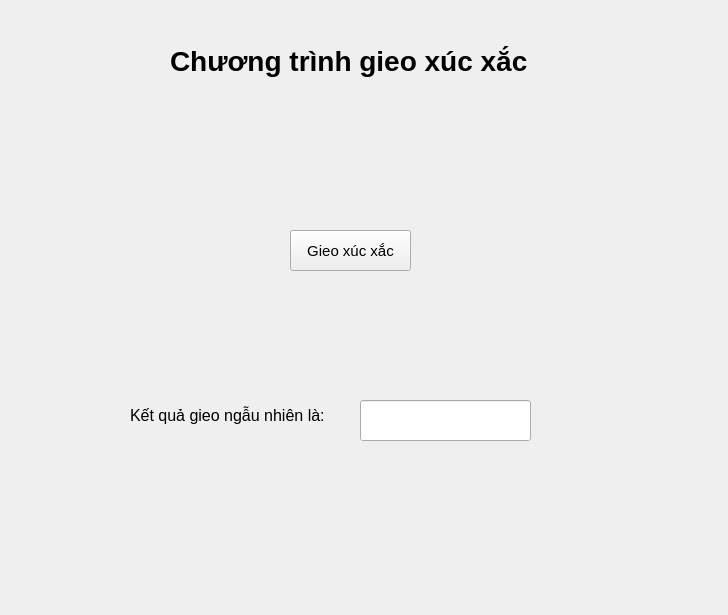
The window that giaodien.ui (Des1r3d/ProjectNhom) describes before a commit, drawn with Qt 5.
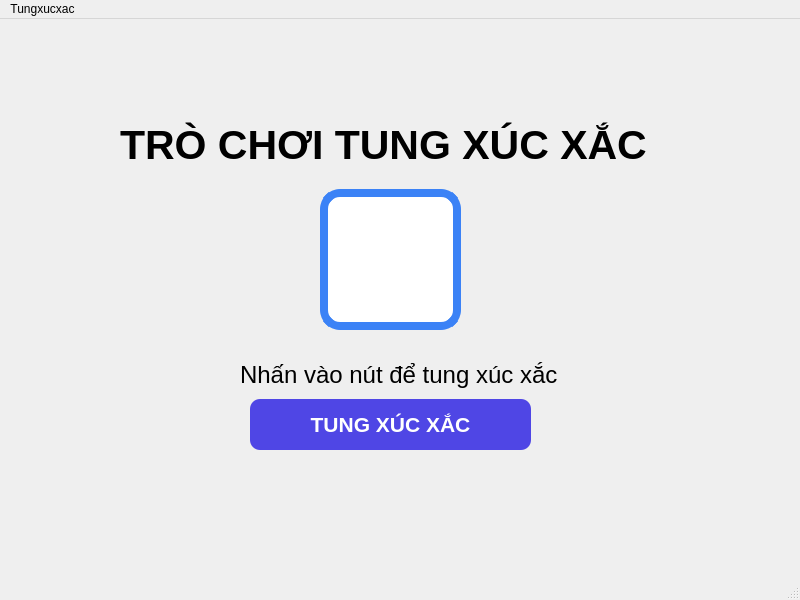
The same window after the commit.

Patch:
```diff
--- a/giaodien.ui
+++ b/giaodien.ui
@@ -1,92 +1,144 @@
 <?xml version="1.0" encoding="UTF-8"?>
 <ui version="4.0">
- <class>Form</class>
- <widget class="QWidget" name="Form">
+ <class>MainWindow</class>
+ <widget class="QMainWindow" name="MainWindow">
   <property name="geometry">
    <rect>
     <x>0</x>
     <y>0</y>
-    <width>728</width>
-    <height>615</height>
+    <width>800</width>
+    <height>600</height>
    </rect>
   </property>
   <property name="windowTitle">
    <string>Form</string>
   </property>
-  <widget class="QLabel" name="label">
+  <widget class="QWidget" name="centralwidget">
+   <widget class="QLabel" name="label2">
    <property name="geometry">
     <rect>
-     <x>170</x>
-     <y>40</y>
-     <width>461</width>
-     <height>41</height>
+      <x>240</x>
+      <y>340</y>
+      <width>331</width>
+      <height>31</height>
     </rect>
    </property>
    <property name="font">
     <font>
-     <pointsize>21</pointsize>
+      <family>Arial</family>
+      <pointsize>18</pointsize>
+     </font>
+    </property>
+    <property name="text">
+     <string>Nhấn vào nút để tung xúc xắc</string>
+    </property>
+   </widget>
+   <widget class="QLabel" name="label_2">
+    <property name="geometry">
+     <rect>
+      <x>120</x>
+      <y>90</y>
+      <width>551</width>
+      <height>71</height>
+     </rect>
+    </property>
+    <property name="font">
+     <font>
+      <pointsize>31</pointsize>
      <weight>75</weight>
      <bold>true</bold>
     </font>
    </property>
+    <property name="styleSheet">
+     <string notr="true">font-weight: bold</string>
+    </property>
    <property name="text">
-    <string>Chương trình gieo xúc xắc</string>
-   </property>
-  </widget>
-  <widget class="QPushButton" name="pbtgieo">
+     <string>TRÒ CHƠI TUNG XÚC XẮC</string>
+    </property>
+   </widget>
+   <widget class="QLabel" name="number">
    <property name="geometry">
     <rect>
-     <x>290</x>
-     <y>230</y>
-     <width>121</width>
-     <height>41</height>
-    </rect>
-   </property>
-   <property name="font">
-    <font>
-     <pointsize>11</pointsize>
-    </font>
-   </property>
-   <property name="toolTip">
-    <string>Nhấn để gieo</string>
-   </property>
+      <x>320</x>
+      <y>170</y>
+      <width>141</width>
+      <height>141</height>
+     </rect>
+    </property>
+    <property name="styleSheet">
+     <string notr="true"> background-color: #FFFFFF;
+    border: 8px solid #3B82F6;
+    border-radius: 20px;
+    text-align: center;
+    font-size: 25pt;
+    font-weight: bold; 
+    color: #3B82F6;</string>
+    </property>
+    <property name="text">
+     <string/>
+    </property>
+   </widget>
+   <widget class="QPushButton" name="push">
+    <property name="geometry">
+     <rect>
+      <x>250</x>
+      <y>380</y>
+      <width>281</width>
+      <height>51</height>
+     </rect>
+    </property>
+    <property name="styleSheet">
+     <string notr="true">
+    background-color: #4F46E5; 
+    color: white; 
+    font-size: 16pt;
+    font-weight: bold;
+    border: none;
+    border-radius: 10px;
+    padding: 10px 20px; 
+    box-shadow: 0 4px 6px rgba(0, 0, 0, 0.1); 
+</string>
+    </property>
    <property name="text">
-    <string>Gieo xúc xắc</string>
-   </property>
-  </widget>
-  <widget class="QLineEdit" name="lneketqua">
+     <string>TUNG XÚC XẮC</string>
+    </property>
+   </widget>
+   <widget class="QLabel" name="kq">
    <property name="geometry">
     <rect>
      <x>360</x>
-     <y>400</y>
-     <width>171</width>
-     <height>41</height>
+      <y>200</y>
+      <width>91</width>
+      <height>81</height>
     </rect>
    </property>
    <property name="font">
     <font>
-     <pointsize>1</pointsize>
-    </font>
-   </property>
-  </widget>
-  <widget class="QLabel" name="label_2">
+      <pointsize>72</pointsize>
+     </font>
+    </property>
+    <property name="text">
+     <string/>
+    </property>
+   </widget>
+  </widget>
+  <widget class="QMenuBar" name="menubar">
    <property name="geometry">
     <rect>
-     <x>130</x>
-     <y>400</y>
-     <width>271</width>
-     <height>31</height>
+     <x>0</x>
+     <y>0</y>
+     <width>800</width>
+     <height>21</height>
     </rect>
    </property>
-   <property name="font">
-    <font>
-     <pointsize>12</pointsize>
-    </font>
-   </property>
-   <property name="text">
-    <string>Kết quả gieo ngẫu nhiên là:</string>
-   </property>
-  </widget>
+   <widget class="QMenu" name="menuTungxucxac">
+    <property name="title">
+     <string>Tungxucxac</string>
+    </property>
+   </widget>
+   <addaction name="menuTungxucxac"/>
+  </widget>
+  <widget class="QStatusBar" name="statusbar"/>
  </widget>
  <resources/>
  <connections/>
```
Left out of the diff: 2 changed lines with no effect on the pictures. Lines whose indentation alone changed are shown as unchanged.
